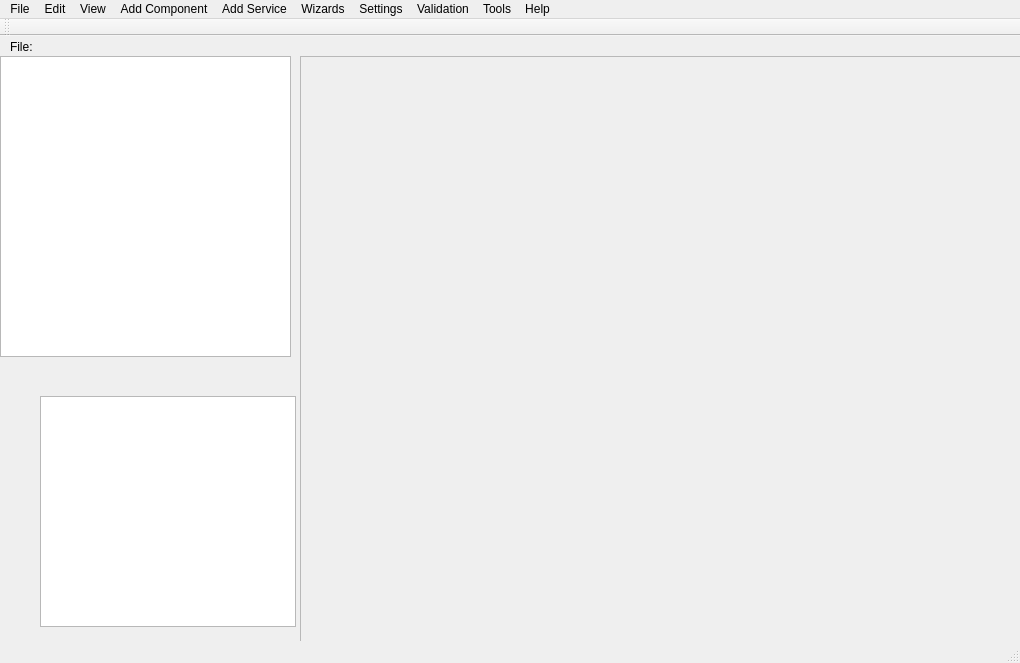
Above: configurator_app/MainWindow.ui from garonsky/HPCC-Configurator before the change. Below: the same form after it.
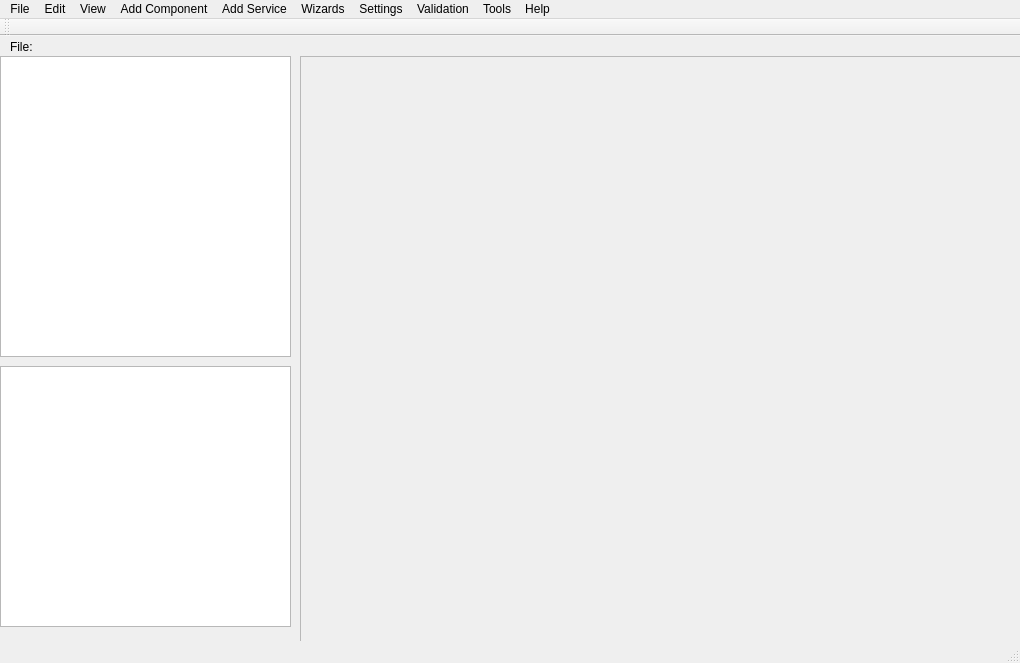
That is the form after the change.

Patch:
```diff
--- a/configurator_app/MainWindow.ui
+++ b/configurator_app/MainWindow.ui
@@ -91,13 +91,13 @@
      <string>File:</string>
     </property>
    </widget>
-   <widget class="QListWidget" name="messageList">
+   <widget class="QTableWidget" name="notificationTableWidget">
     <property name="geometry">
      <rect>
-      <x>40</x>
-      <y>360</y>
-      <width>256</width>
-      <height>231</height>
+      <x>0</x>
+      <y>330</y>
+      <width>291</width>
+      <height>261</height>
      </rect>
     </property>
    </widget>
```
